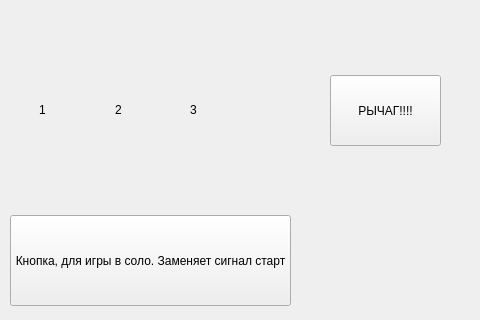
Qt form home_window.ui (shm0nya/Lipilin-s-game) before a commit; both pictures show x 0 to 480 and y 315 to 635 of the 950 by 635 pixel window.
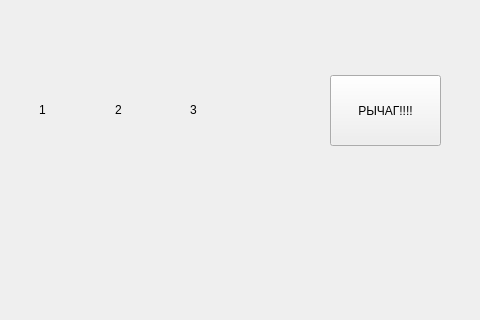
The same form after that commit.

```diff
--- a/home_window.ui
+++ b/home_window.ui
@@ -36,19 +36,6 @@
    </property>
    <layout class="QGridLayout" name="componate_custom_buttons_img"/>
   </widget>
-  <widget class="QPushButton" name="pushButton">
-   <property name="geometry">
-    <rect>
-     <x>10</x>
-     <y>530</y>
-     <width>281</width>
-     <height>91</height>
-    </rect>
-   </property>
-   <property name="text">
-    <string>Кнопка, для игры в соло. Заменяет сигнал старт</string>
-   </property>
-  </widget>
   <widget class="QWidget" name="layoutWidget">
    <property name="geometry">
     <rect>
```
